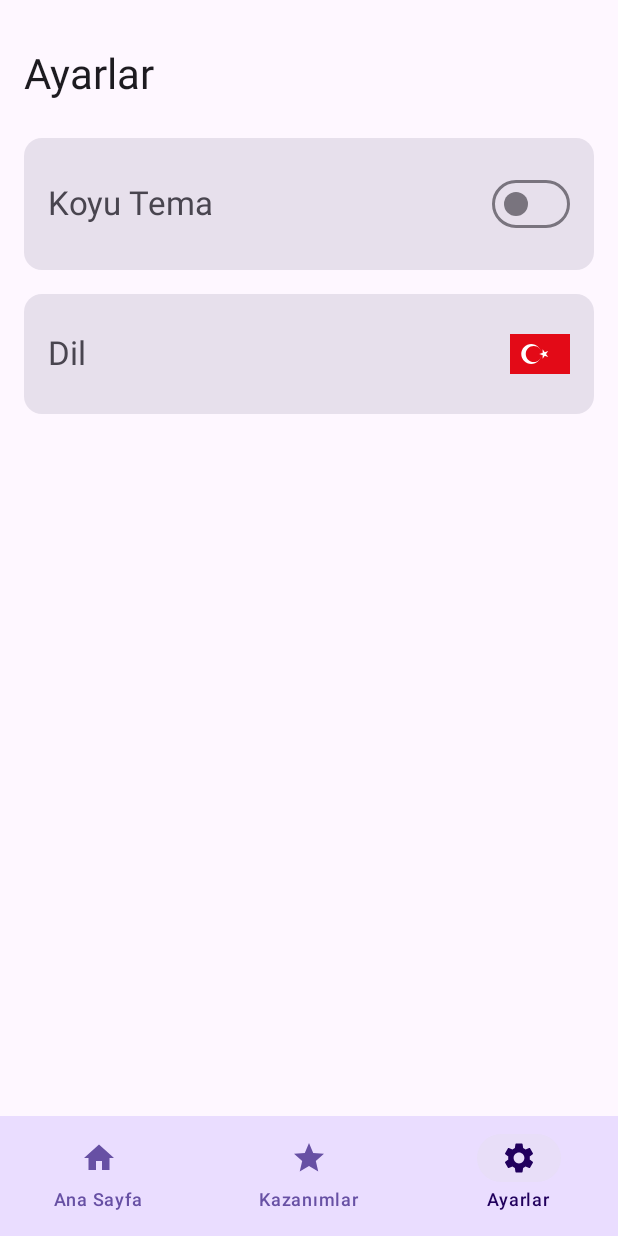
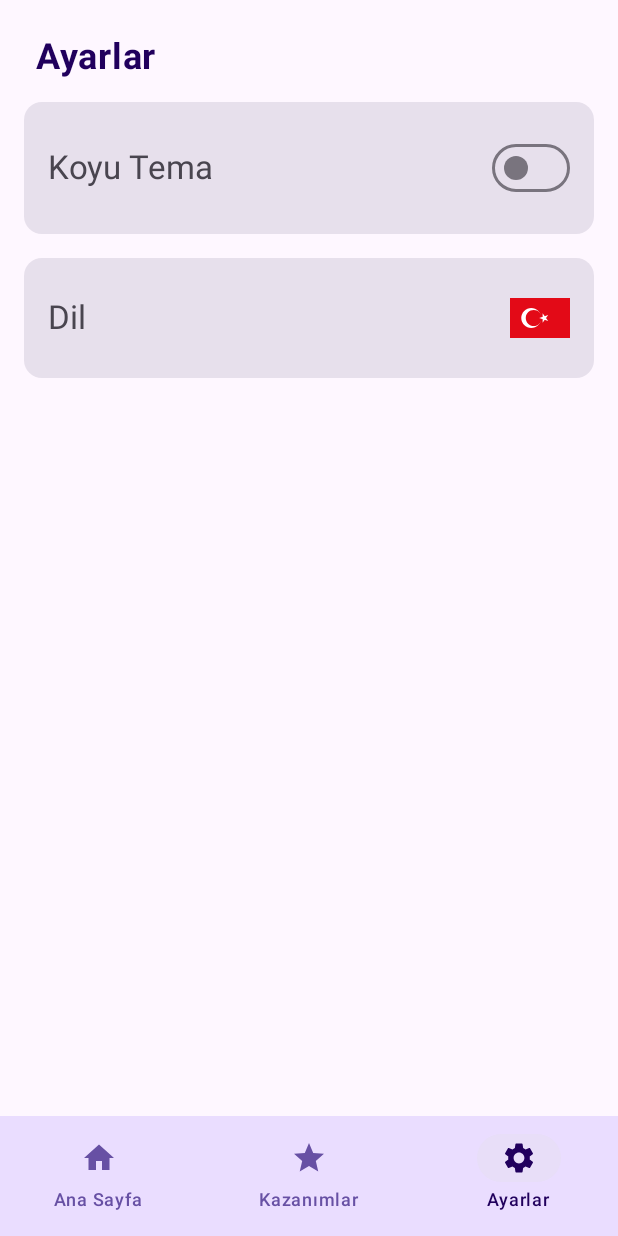
Before and after one commit to htutuncu/NefesAl, an Android app built with Jetpack Compose: the screen it shows after launch (MainActivity), item 3 of the bottom bar chosen, on a phone screen of 412 x 824 dp. Run offline under Robolectric (Android 15) with nearby library versions, the phone set to English and light mode, and no system bars; our stand-ins replace Dagger/Hilt's generated code; 4 statements that could not run were skipped.

Commit message:
Home page improvements.

```diff
--- a/app/src/main/java/com/example/nefesal/ui/screens/home/HomeScreen.kt
+++ b/app/src/main/java/com/example/nefesal/ui/screens/home/HomeScreen.kt
@@ -100,6 +100,18 @@ fun HomeScreen(
                 .fillMaxSize()
                 .padding(16.dp)
         ) {
+            Text(
+                text = localizedStringResource(R.string.time_you_can_breathe),
+                fontFamily = loraFamily,
+                fontWeight = FontWeight.Bold,
+                fontSize = 24.sp,
+                color = MaterialTheme.colorScheme.onPrimaryContainer,
+                modifier = Modifier
+                    .fillMaxWidth()
+                    .padding(vertical = 16.dp),
+                textAlign = TextAlign.Center
+            )
+
             AnimatedVisibility(
                 visible = quitDate == null,
                 enter = fadeIn() + expandVertically(),
@@ -126,7 +138,7 @@ fun HomeScreen(
                     horizontalAlignment = Alignment.CenterHorizontally
                 ) {
                     Text(
-                        text = "Sigarayı bırakmaya karar verdiğiniz ve sağlıklı yaşamayı tercih ettiğiniz için tebrik ederiz.",
+                        text = localizedStringResource(R.string.welcome_message),
                         fontFamily = loraFamily,
                         style = MaterialTheme.typography.bodyLarge,
                         textAlign = TextAlign.Center,
@@ -142,7 +154,7 @@ fun HomeScreen(
                             containerColor = MaterialTheme.colorScheme.primary
                         )
                     ) {
-                        Text(text = "Bırakma tarihinizi seçiniz")
+                        Text(text = localizedStringResource(R.string.choose_quit_time))
                     }
                 }
             } else {
@@ -201,7 +213,7 @@ fun SmokeFreeTimer(quitDate: LocalDateTime) {
         verticalArrangement = Arrangement.spacedBy(16.dp),
         modifier = Modifier
             .fillMaxWidth()
-             // Yükseklik arttı
+            // Yükseklik arttı
             .padding(horizontal = 16.dp)
     ) {
         items(timeUnits) { timeUnit ->
--- a/app/src/main/java/com/example/nefesal/ui/screens/settings/SettingsScreen.kt
+++ b/app/src/main/java/com/example/nefesal/ui/screens/settings/SettingsScreen.kt
@@ -16,6 +16,10 @@ import androidx.compose.runtime.remember
 import com.example.nefesal.R
 import com.example.nefesal.util.localizedStringResource
 import androidx.compose.ui.graphics.Color
+import androidx.compose.ui.text.font.FontWeight
+import androidx.compose.ui.text.style.TextAlign
+import androidx.compose.ui.unit.sp
+import com.example.nefesal.ui.theme.loraFamily
 
 @Composable
 fun SettingsScreen(
@@ -36,8 +40,11 @@ fun SettingsScreen(
         ) {
             Text(
                 text = localizedStringResource(R.string.settings),
-                style = MaterialTheme.typography.headlineMedium,
-                modifier = Modifier.padding(vertical = 16.dp)
+                fontFamily = loraFamily,
+                fontWeight = FontWeight.Bold,
+                fontSize = 24.sp,
+                color = MaterialTheme.colorScheme.onPrimaryContainer,
+                modifier = Modifier.padding(8.dp)
             )
 
             Card(
--- a/app/src/main/res/values/strings.xml
+++ b/app/src/main/res/values/strings.xml
@@ -12,6 +12,7 @@
     <string name="month">Ay</string>
     <string name="day">Gün</string>
     <string name="hour">Saat</string>
+    <string name="time_you_can_breathe">Nefes alabildiğiniz süre</string>
 
     <!-- Navigasyon -->
     <string name="nav_home">Ana Sayfa</string>
@@ -48,4 +49,6 @@
     <string name="time_saved">Kazanılan Zaman</string>
     <string name="time_format_days_hours">%1$d gün %2$d sa</string>
     <string name="time_format_hours">%d sa</string>
+    <string name="welcome_message">Sigarayı bırakmaya karar verdiğiniz ve sağlıklı yaşamayı tercih ettiğiniz için tebrik ederiz.</string>
+    <string name="choose_quit_time">Bırakma tarihinizi seçiniz</string>
 </resources>
```
Also changed, not shown: 1 other file.
